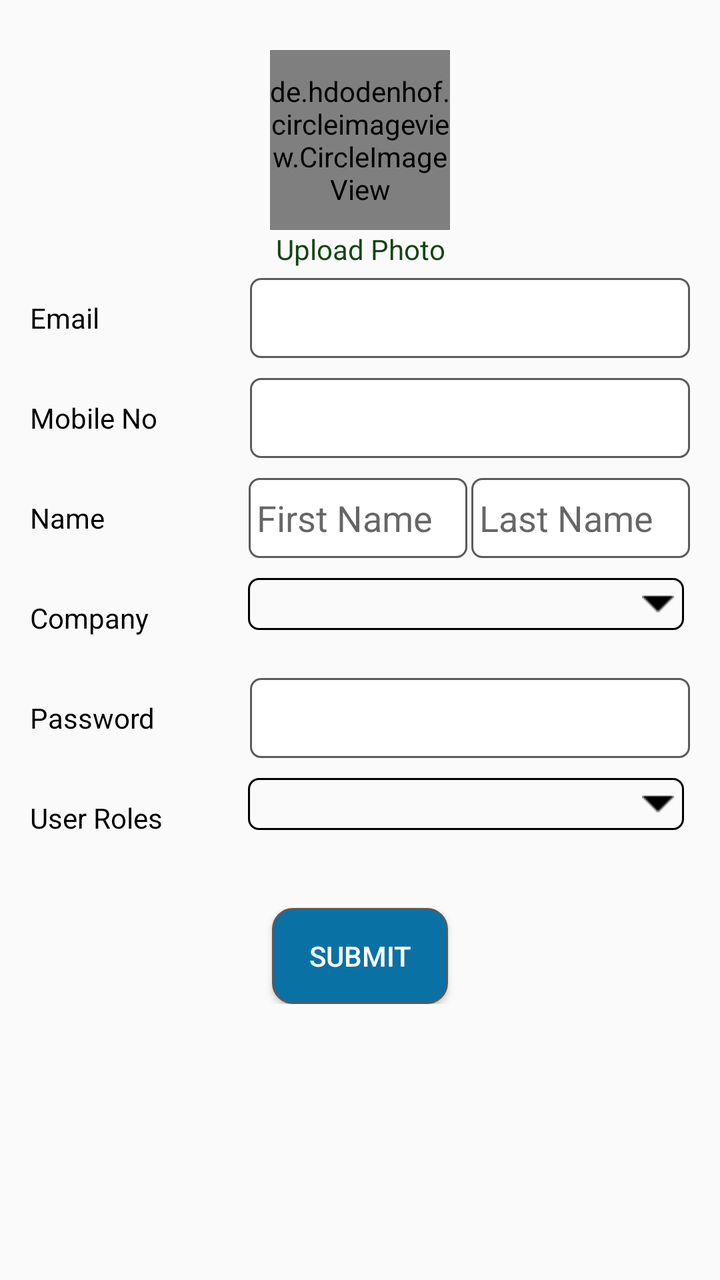
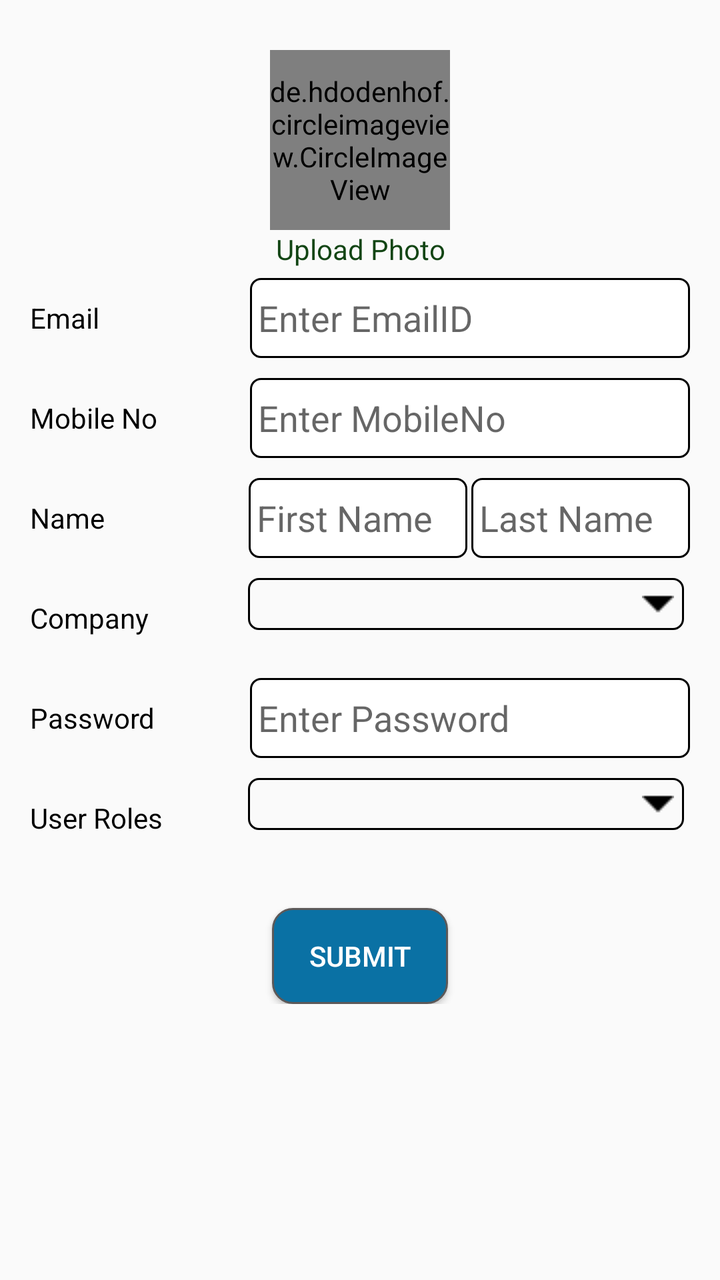

Two renders of the same Android screen: before a commit and after it. Below are the layout's source before the change and the commit's diff.
<!-- AndroidManifest.xml: application theme AppTheme -->
<!-- res/layout/essentials_activity.xml -->
<?xml version="1.0" encoding="utf-8"?>
<LinearLayout xmlns:android="http://schemas.android.com/apk/res/android"
    android:layout_width="match_parent"
    android:layout_height="match_parent"
    android:orientation="vertical"
    android:padding="5dp">

    <ScrollView xmlns:android="http://schemas.android.com/apk/res/android"
        android:layout_width="match_parent"
        android:layout_height="match_parent"
        android:fitsSystemWindows="true">

        <LinearLayout
            android:layout_width="match_parent"
            android:layout_height="match_parent"
            android:orientation="vertical"
            android:padding="5dp">

            <LinearLayout
                android:layout_width="match_parent"
                android:layout_height="wrap_content"
                android:gravity="center"
                android:orientation="vertical">

                <de.hdodenhof.circleimageview.CircleImageView xmlns:app="http://schemas.android.com/apk/res-auto"
                    android:id="@+id/display_image"
                    android:layout_width="@dimen/DrawerHeader_CircleImageView_width"
                    android:layout_height="@dimen/DrawerHeader_CircleImageView_height"
                    android:layout_marginTop="@dimen/DrawerHeader_CircleImageView_marginTop"
                    android:src="@drawable/imge_placeholder"
                    app:civ_border_color="#898484"
                    app:civ_border_width="@dimen/DrawerHeader_CircleImageView_border_width" />

                <TextView
                    android:layout_width="wrap_content"
                    android:layout_height="wrap_content"
                    android:gravity="center"
                    android:onClick="pickAImage"
                    android:text="Upload Photo"
                    android:textColor="@color/colorPrimary" />
            </LinearLayout>

            <LinearLayout
                android:layout_width="match_parent"
                android:layout_height="50dp"
                android:orientation="horizontal"
                android:padding="5dp">

                <TextView
                    android:layout_width="0dp"
                    android:layout_height="match_parent"
                    android:layout_gravity="center"
                    android:layout_weight="1"
                    android:gravity="left|center"
                    android:text="Email"
                    android:textColor="#000" />

                <EditText
                    android:id="@+id/emailAndMobile"
                    android:layout_width="0dp"
                    android:layout_height="match_parent"
                    android:layout_gravity="center"
                    android:layout_weight="2"
                    android:paddingLeft="4dp"
                    android:singleLine="true"
                    android:background="@drawable/rounded_edittext" />



            </LinearLayout>
            <LinearLayout
                android:layout_width="match_parent"
                android:layout_height="50dp"
                android:orientation="horizontal"
                android:padding="5dp">

                <TextView
                    android:layout_width="0dp"
                    android:layout_height="match_parent"
                    android:layout_gravity="center"
                    android:layout_weight="1"
                    android:gravity="left|center"
                    android:text="Mobile No "
                    android:textColor="#000" />

                <EditText
                    android:id="@+id/Mobile"
                    android:layout_width="0dp"
                    android:layout_height="match_parent"
                    android:layout_gravity="center"
                    android:layout_weight="2"
                    android:inputType="numberDecimal"
                    android:paddingLeft="4dp"
                    android:singleLine="true"
                    android:background="@drawable/rounded_edittext" />



            </LinearLayout>
            <LinearLayout
                android:layout_width="match_parent"
                android:layout_height="50dp"
                android:orientation="horizontal"
                android:padding="5dp">

                <TextView
                    android:layout_width="0dp"
                    android:layout_height="match_parent"
                    android:layout_weight="1"
                    android:gravity="left|center"
                    android:text="Name"
                    android:textColor="#000" />

                <EditText
                    android:id="@+id/firstName"
                    android:layout_width="0dp"
                    android:layout_height="match_parent"
                    android:layout_gravity="center"
                    android:layout_weight="1"
                    android:paddingLeft="4dp"
                    android:singleLine="true"
                    android:background="@drawable/rounded_edittext"
                    android:hint="First Name" />

                <EditText
                    android:id="@+id/lastName"
                    android:layout_width="0dp"
                    android:paddingLeft="4dp"
                    android:layout_marginLeft="2dp"
                    android:layout_height="match_parent"
                    android:layout_gravity="center"
                    android:layout_weight="1"
                    android:singleLine="true"
                    android:background="@drawable/rounded_edittext"
                    android:hint="Last Name" />


            </LinearLayout>

            <LinearLayout
                android:layout_width="match_parent"
                android:layout_height="50dp"
                android:orientation="horizontal"
                android:padding="5dp">

                <TextView
                    android:layout_width="0dp"
                    android:layout_height="match_parent"
                    android:layout_gravity="center"
                    android:layout_weight="1"
                    android:gravity="left|center"
                    android:text="Company"
                    android:textColor="#000" />

                <RelativeLayout
                    android:layout_width="0dp"
                    android:layout_height="wrap_content"
                    android:layout_marginRight="3dp"
                    android:layout_weight="2"
                    android:background="@drawable/spinner_border"
                    android:orientation="horizontal">

                    <Spinner
                        android:id="@+id/txt_exxentinalBranches"
                        android:layout_width="match_parent"
                        android:layout_height="wrap_content"
                        android:layout_centerVertical="true"
                        android:layout_gravity="center"
                        android:background="@android:color/transparent"

                        android:gravity="center"
                        android:padding="10dp" />

                    <ImageView
                        android:layout_width="wrap_content"
                        android:layout_height="wrap_content"
                        android:layout_alignParentRight="true"
                        android:layout_centerVertical="true"
                        android:layout_gravity="center"
                        android:padding="5sp"
                        android:src="@drawable/drop_down" />

                </RelativeLayout>
                
            

            </LinearLayout>

            <LinearLayout
                android:layout_width="match_parent"
                android:layout_height="50dp"
                android:orientation="horizontal"
                android:padding="5dp">

                <TextView
                    android:layout_width="0dp"
                    android:layout_height="match_parent"
                    android:layout_gravity="center"
                    android:layout_weight="1"
                    android:gravity="left|center"
                    android:text="Password"
                    android:textColor="#000" />

                <EditText
                    android:id="@+id/add_password"
                    android:layout_width="0dp"
                    android:layout_height="match_parent"
                    android:layout_gravity="center"
                    android:layout_weight="2"
                    android:singleLine="true"
                    android:paddingLeft="4dp"
                    android:background="@drawable/rounded_edittext" />



            </LinearLayout>

            <LinearLayout
                android:layout_width="match_parent"
                android:layout_height="50dp"
                android:orientation="horizontal"
                android:padding="5dp">

                <TextView
                    android:layout_width="0dp"
                    android:layout_height="match_parent"
                    android:layout_gravity="center"
                    android:layout_weight="1"
                    android:gravity="left|center"
                    android:text="User Roles"
                    android:textColor="#000" />

                <RelativeLayout
                    android:layout_width="0dp"
                    android:layout_height="wrap_content"
                    android:layout_marginRight="3dp"
                    android:layout_weight="2"
                    android:background="@drawable/spinner_border"
                    android:orientation="horizontal">

                    <Spinner
                        android:id="@+id/user_roles"
                        android:layout_width="match_parent"
                        android:layout_height="wrap_content"
                        android:layout_centerVertical="true"
                        android:layout_gravity="center"
                        android:background="@android:color/transparent"
                        android:gravity="center"
                        android:padding="10dp" />

                    <ImageView
                        android:layout_width="wrap_content"
                        android:layout_height="wrap_content"
                        android:layout_alignParentRight="true"
                        android:layout_centerVertical="true"
                        android:layout_gravity="center"
                        android:padding="5sp"
                        android:src="@drawable/drop_down" />

                </RelativeLayout>


            </LinearLayout>




           
            <Button
                android:layout_marginTop="20dp"
                android:layout_width="wrap_content"
                android:text="Submit"
                android:id="@+id/submit"
                android:layout_gravity="center"
                android:textColor="#fff"
                android:background="@drawable/button_background"
                android:layout_height="wrap_content" />


        </LinearLayout>
    </ScrollView>
</LinearLayout>
<!-- resources referenced by this layout -->
<resources>
  <color name="colorPrimary">#124514</color>
  <dimen name="DrawerHeader_CircleImageView_border_width">2dp</dimen>
  <dimen name="DrawerHeader_CircleImageView_height">90dp</dimen>
  <dimen name="DrawerHeader_CircleImageView_marginTop">15dp</dimen>
  <dimen name="DrawerHeader_CircleImageView_width">90dp</dimen>
  <!-- drawable button_background (drawable) -->
  <?xml version="1.0" encoding="utf-8"?>
  <selector xmlns:android="http://schemas.android.com/apk/res/android">
      <item>
  
          <shape android:shape="rectangle">
              <solid android:color="#0a71a4"/>
              <stroke android:color="#5c5959"
                  android:width="1dp"/>
              <corners android:radius="10dp"/>
  
          </shape>
  
      </item>
  
  </selector>
  <!-- drawable drop_down: png bitmap (drawable, 211 bytes) -->
  <!-- drawable imge_placeholder: png bitmap (drawable, 4372 bytes) -->
  <!-- drawable rounded_edittext (drawable) -->
  <?xml version="1.0" encoding="utf-8"?>
  <selector xmlns:android="http://schemas.android.com/apk/res/android">
      <item>
  
  <shape android:shape="rectangle">
      <solid android:color="#fff"/>
      <stroke android:color="#5c5959"
          android:width="1dp"/>
      <corners android:radius="5dp"/>
  
  </shape>
  
      </item>
  
  </selector>
  <!-- drawable spinner_border (drawable) -->
  <?xml version="1.0" encoding="utf-8"?>
  <shape xmlns:android="http://schemas.android.com/apk/res/android">
      <solid android:color="@android:color/transparent" />
      <corners android:radius="5dp" />
      <stroke
          android:width="1dp"
          android:color="#000">
  
      </stroke>
      </shape>
  <style name="AppTheme" parent="Theme.AppCompat.Light.DarkActionBar">
          
          <item name="windowNoTitle">true</item>
          <item name="windowActionBar">false</item>
          <item name="colorPrimary">@color/light_blue_800</item>
          <item name="colorPrimaryDark">@color/colorPrimaryDark</item>
          <item name="colorAccent">@color/colorAccent</item>
      </style>
  <color name="light_blue_800">#0277bd</color>
  <color name="colorPrimaryDark">#303F9F</color>
  <color name="colorAccent">#000105</color>
</resources>

<!-- the commit's change to res/layout/essentials_activity.xml (unified diff, before → after) -->
@@ -62,7 +62,9 @@
                     android:layout_gravity="center"
                     android:layout_weight="2"
                     android:paddingLeft="4dp"
-                    android:singleLine="true"
+                    android:inputType="textEmailAddress"
+                    android:singleLine="true"
+                    android:hint="Enter EmailID"
                     android:background="@drawable/rounded_edittext" />
 
 
@@ -91,7 +93,9 @@
                     android:layout_weight="2"
                     android:inputType="numberDecimal"
                     android:paddingLeft="4dp"
-                    android:singleLine="true"
+                    android:maxLength="10"
+                    android:singleLine="true"
+                    android:hint="Enter MobileNo"
                     android:background="@drawable/rounded_edittext" />
 
 
@@ -209,6 +213,8 @@
                     android:layout_weight="2"
                     android:singleLine="true"
                     android:paddingLeft="4dp"
+                    android:inputType="numberDecimal"
+                    android:hint="Enter Password"
                     android:background="@drawable/rounded_edittext" />
 
 
<!-- resource entries referenced after the edit -->
@@ -11,10 +11,9 @@
       <item>
   
           <shape android:shape="rectangle">
-              <solid android:color="#0a71a4"/>
-              <stroke android:color="#5c5959"
-                  android:width="1dp"/>
-              <corners android:radius="10dp"/>
+              <solid android:color="#0a71a4" />
+              <stroke android:width="1dp" android:color="#5c5959" />
+              <corners android:radius="10dp" />
   
           </shape>
   
@@ -30,7 +29,7 @@
   
   <shape android:shape="rectangle">
       <solid android:color="#fff"/>
-      <stroke android:color="#5c5959"
+      <stroke android:color="#000"
           android:width="1dp"/>
       <corners android:radius="5dp"/>
   
